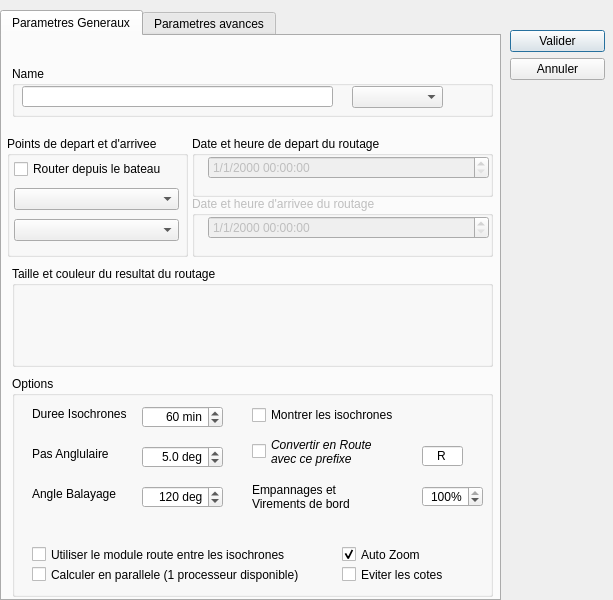
nohal/qtVlm, file src/Ui/Routage_Editor.ui: the form before one commit.
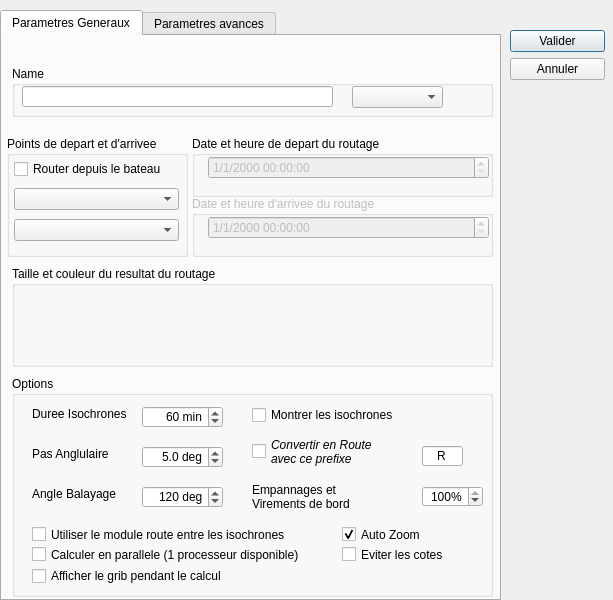
The form after the commit.

Commit message: Yet another change in poi coord rounding and vlm wp detection add option to display grib at each iso during routage calculation

Patch:
```diff
--- a/src/Ui/Routage_Editor.ui
+++ b/src/Ui/Routage_Editor.ui
@@ -323,7 +323,7 @@
        <property name="geometry">
         <rect>
          <x>20</x>
-         <y>170</y>
+         <y>150</y>
          <width>301</width>
          <height>17</height>
         </rect>
@@ -339,7 +339,7 @@
        <property name="geometry">
         <rect>
          <x>330</x>
-         <y>190</y>
+         <y>170</y>
          <width>141</width>
          <height>17</height>
         </rect>
@@ -352,7 +352,7 @@
        <property name="geometry">
         <rect>
          <x>20</x>
-         <y>190</y>
+         <y>170</y>
          <width>301</width>
          <height>17</height>
         </rect>
@@ -387,7 +387,7 @@
        <property name="geometry">
         <rect>
          <x>330</x>
-         <y>170</y>
+         <y>150</y>
          <width>131</width>
          <height>17</height>
         </rect>
@@ -450,6 +450,19 @@
 Virements de bord</string>
        </property>
       </widget>
+      <widget class="QCheckBox" name="showGrib">
+       <property name="geometry">
+        <rect>
+         <x>20</x>
+         <y>190</y>
+         <width>291</width>
+         <height>20</height>
+        </rect>
+       </property>
+       <property name="text">
+        <string>Afficher le grib pendant le calcul</string>
+       </property>
+      </widget>
      </widget>
      <widget class="QGroupBox" name="groupBox_eta">
       <property name="enabled">
```
Left out of the diff: 2 changed lines with no effect on the pictures. The commit also changes 9 other files.
